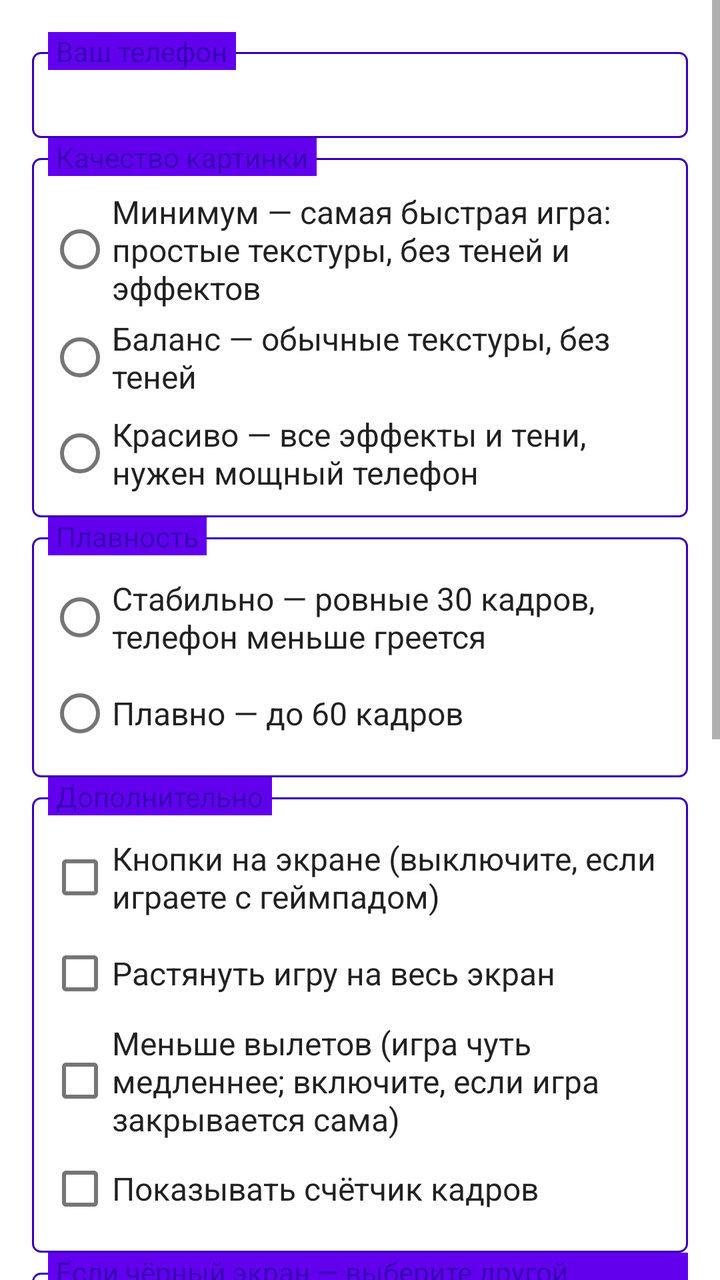
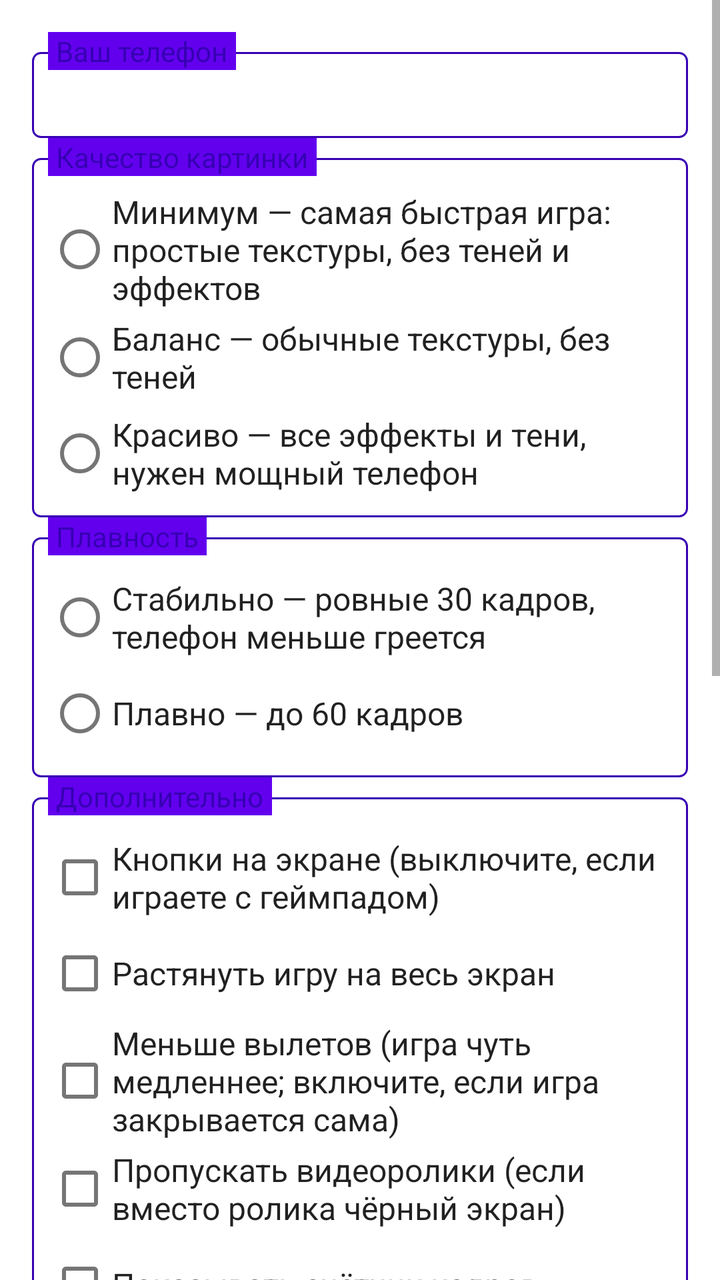

Compare the two renders of this Android layout. The source of the first and the diff that turns it into the second are given below.
<!-- AndroidManifest.xml: fallback theme Theme.MaterialComponents.DayNight.NoActionBar -->
<!-- res/layout/game_settings_fragment.xml -->
<?xml version="1.0" encoding="utf-8"?>
<ScrollView xmlns:android="http://schemas.android.com/apk/res/android"
    android:layout_width="match_parent"
    android:layout_height="match_parent">

    <LinearLayout
        android:layout_width="match_parent"
        android:layout_height="wrap_content"
        android:orientation="vertical"
        android:padding="16dp">

        <FrameLayout
            android:layout_width="match_parent"
            android:layout_height="wrap_content">

            <LinearLayout style="@style/FieldSet">
                <TextView
                    android:id="@+id/TVDeviceInfo"
                    android:layout_width="match_parent"
                    android:layout_height="wrap_content"
                    android:lineSpacingExtra="2dp" />
            </LinearLayout>

            <TextView
                style="@style/FieldSetLabel"
                android:text="@string/gs_your_phone" />
        </FrameLayout>

        <FrameLayout
            android:layout_width="match_parent"
            android:layout_height="wrap_content">

            <LinearLayout style="@style/FieldSet">
                <RadioGroup
                    android:id="@+id/RGQuality"
                    android:layout_width="match_parent"
                    android:layout_height="wrap_content">

                    <RadioButton
                        android:id="@+id/RBQualityFast"
                        style="@style/RadioButton"
                        android:layout_width="match_parent"
                        android:layout_height="wrap_content"
                        android:text="@string/gs_quality_fast" />

                    <RadioButton
                        android:id="@+id/RBQualityBalanced"
                        style="@style/RadioButton"
                        android:layout_width="match_parent"
                        android:layout_height="wrap_content"
                        android:text="@string/gs_quality_balanced" />

                    <RadioButton
                        android:id="@+id/RBQualityBeautiful"
                        style="@style/RadioButton"
                        android:layout_width="match_parent"
                        android:layout_height="wrap_content"
                        android:text="@string/gs_quality_beautiful" />
                </RadioGroup>
            </LinearLayout>

            <TextView
                style="@style/FieldSetLabel"
                android:text="@string/gs_quality" />
        </FrameLayout>

        <FrameLayout
            android:layout_width="match_parent"
            android:layout_height="wrap_content">

            <LinearLayout style="@style/FieldSet">
                <RadioGroup
                    android:id="@+id/RGFPS"
                    android:layout_width="match_parent"
                    android:layout_height="wrap_content">

                    <RadioButton
                        android:id="@+id/RBFPS30"
                        style="@style/RadioButton"
                        android:layout_width="match_parent"
                        android:layout_height="wrap_content"
                        android:text="@string/gs_fps_30" />

                    <RadioButton
                        android:id="@+id/RBFPS60"
                        style="@style/RadioButton"
                        android:layout_width="match_parent"
                        android:layout_height="wrap_content"
                        android:text="@string/gs_fps_60" />
                </RadioGroup>
            </LinearLayout>

            <TextView
                style="@style/FieldSetLabel"
                android:text="@string/gs_smoothness" />
        </FrameLayout>

        <FrameLayout
            android:layout_width="match_parent"
            android:layout_height="wrap_content">

            <LinearLayout style="@style/FieldSet">
                <CheckBox
                    android:id="@+id/CBTouchControls"
                    style="@style/CheckBox"
                    android:layout_width="match_parent"
                    android:layout_height="wrap_content"
                    android:text="@string/gs_touch_controls" />

                <CheckBox
                    android:id="@+id/CBFullscreen"
                    style="@style/CheckBox"
                    android:layout_width="match_parent"
                    android:layout_height="wrap_content"
                    android:text="@string/gs_fullscreen" />

                <CheckBox
                    android:id="@+id/CBFewerCrashes"
                    style="@style/CheckBox"
                    android:layout_width="match_parent"
                    android:layout_height="wrap_content"
                    android:text="@string/gs_fewer_crashes" />

                <CheckBox
                    android:id="@+id/CBShowFPS"
                    style="@style/CheckBox"
                    android:layout_width="match_parent"
                    android:layout_height="wrap_content"
                    android:text="@string/gs_show_fps" />
            </LinearLayout>

            <TextView
                style="@style/FieldSetLabel"
                android:text="@string/gs_extra" />
        </FrameLayout>

        <FrameLayout
            android:layout_width="match_parent"
            android:layout_height="wrap_content">

            <LinearLayout style="@style/FieldSet">
                <RadioGroup
                    android:id="@+id/RGGraphics"
                    android:layout_width="match_parent"
                    android:layout_height="wrap_content">

                    <RadioButton
                        android:id="@+id/RBGraphics1"
                        style="@style/RadioButton"
                        android:layout_width="match_parent"
                        android:layout_height="wrap_content"
                        android:text="@string/gs_graphics_1" />

                    <RadioButton
                        android:id="@+id/RBGraphics2"
                        style="@style/RadioButton"
                        android:layout_width="match_parent"
                        android:layout_height="wrap_content"
                        android:text="@string/gs_graphics_2" />

                    <RadioButton
                        android:id="@+id/RBGraphics3"
                        style="@style/RadioButton"
                        android:layout_width="match_parent"
                        android:layout_height="wrap_content"
                        android:text="@string/gs_graphics_3" />

                    <RadioButton
                        android:id="@+id/RBGraphics4"
                        style="@style/RadioButton"
                        android:layout_width="match_parent"
                        android:layout_height="wrap_content"
                        android:text="@string/gs_graphics_4" />
                </RadioGroup>
            </LinearLayout>

            <TextView
                style="@style/FieldSetLabel"
                android:text="@string/gs_graphics" />
        </FrameLayout>

        <TextView
            android:layout_width="match_parent"
            android:layout_height="wrap_content"
            android:layout_marginTop="4dp"
            android:text="@string/gs_settings_hint" />

        <Button
            android:id="@+id/BTPlay"
            style="@style/ButtonPositive"
            android:layout_width="match_parent"
            android:layout_height="wrap_content"
            android:layout_marginTop="8dp"
            android:text="@string/gs_save_and_play" />

        <Button
            android:id="@+id/BTAuto"
            style="@style/ButtonNeutral"
            android:layout_width="match_parent"
            android:layout_height="wrap_content"
            android:layout_marginTop="8dp"
            android:text="@string/gs_auto" />

        <Button
            android:id="@+id/BTAdvanced"
            style="@style/ButtonNeutral"
            android:layout_width="match_parent"
            android:layout_height="wrap_content"
            android:layout_marginTop="24dp"
            android:text="@string/gs_advanced" />
    </LinearLayout>
</ScrollView>
<!-- resources referenced by this layout -->
<resources>
  <string name="gs_advanced">Расширенные настройки (для опытных)</string>
  <string name="gs_auto">Подобрать автоматически</string>
  <string name="gs_extra">Дополнительно</string>
  <string name="gs_fewer_crashes">Меньше вылетов (игра чуть медленнее; включите, если игра закрывается сама)</string>
  <string name="gs_fps_30">Стабильно — ровные 30 кадров, телефон меньше греется</string>
  <string name="gs_fps_60">Плавно — до 60 кадров</string>
  <string name="gs_fullscreen">Растянуть игру на весь экран</string>
  <string name="gs_graphics">Если чёрный экран — выберите другой вариант</string>
  <string name="gs_graphics_1">Вариант 1 — обычный (рекомендуем)</string>
  <string name="gs_graphics_2">Вариант 2 — другая версия графики</string>
  <string name="gs_graphics_3">Вариант 3 — родной драйвер телефона</string>
  <string name="gs_graphics_4">Вариант 4 — совместимый (медленнее)</string>
  <string name="gs_quality">Качество картинки</string>
  <string name="gs_quality_balanced">Баланс — обычные текстуры, без теней</string>
  <string name="gs_quality_beautiful">Красиво — все эффекты и тени, нужен мощный телефон</string>
  <string name="gs_quality_fast">Минимум — самая быстрая игра: простые текстуры, без теней и эффектов</string>
  <string name="gs_save_and_play">Сохранить и играть</string>
  <string name="gs_settings_hint">Игра запускается сразу с иконки приложения. Чтобы открыть эти настройки, зажмите иконку приложения и выберите «Настройки игры».</string>
  <string name="gs_show_fps">Показывать счётчик кадров</string>
  <string name="gs_smoothness">Плавность</string>
  <string name="gs_touch_controls">Кнопки на экране (выключите, если играете с геймпадом)</string>
  <string name="gs_your_phone">Ваш телефон</string>
  <style name="ButtonNeutral" parent="BaseButton">
          <item name="android:background">@drawable/button_neutral</item>
          <item name="android:textColor">#ffffff</item>
      </style>
  <style name="ButtonPositive" parent="BaseButton">
          <item name="android:background">@drawable/button_positive</item>
          <item name="android:textColor">#ffffff</item>
      </style>
  <style name="CheckBox" parent="@android:style/Widget.CompoundButton.CheckBox">
          <item name="android:textSize">16sp</item>
          <item name="android:textColor">?attr/colorPrimaryText</item>
      </style>
  <style name="RadioButton" parent="@android:style/Widget.CompoundButton.RadioButton">
          <item name="android:textSize">16sp</item>
          <item name="android:textColor">?attr/colorPrimaryText</item>
          <item name="android:paddingRight">8dp</item>
      </style>
  <!-- drawable button_neutral (drawable) -->
  <?xml version="1.0" encoding="utf-8"?>
  <selector xmlns:android="http://schemas.android.com/apk/res/android" >
      <item android:state_pressed="true" android:drawable="@drawable/button_neutral_pressed" />
      <item android:state_focused="true" android:drawable="@drawable/button_neutral_normal" />
      <item android:drawable="@drawable/button_neutral_normal" />
  </selector>
  <!-- drawable button_positive (drawable) -->
  <?xml version="1.0" encoding="utf-8"?>
  <selector xmlns:android="http://schemas.android.com/apk/res/android" >
      <item android:state_pressed="true" android:drawable="@drawable/button_positive_pressed" />
      <item android:state_focused="true" android:drawable="@drawable/button_positive_normal" />
      <item android:drawable="@drawable/button_positive_normal" />
  </selector>
  <!-- drawable bordered_panel (drawable) -->
  <?xml version="1.0" encoding="utf-8"?>
  <shape xmlns:android="http://schemas.android.com/apk/res/android"
      android:shape="rectangle">
      <corners android:radius="4dp" />
      <stroke android:width="1dp" android:color="?attr/colorPrimaryVariant" />
  </shape>
  <!-- unchanged entries left out for length: 7 -->
</resources>

<!-- the commit's change to res/layout/game_settings_fragment.xml (unified diff, before → after) -->
@@ -122,6 +122,13 @@
                     android:text="@string/gs_fewer_crashes" />
 
                 <CheckBox
+                    android:id="@+id/CBSkipVideos"
+                    style="@style/CheckBox"
+                    android:layout_width="match_parent"
+                    android:layout_height="wrap_content"
+                    android:text="@string/gs_skip_videos" />
+
+                <CheckBox
                     android:id="@+id/CBShowFPS"
                     style="@style/CheckBox"
                     android:layout_width="match_parent"
@@ -200,6 +207,14 @@
             android:layout_height="wrap_content"
             android:layout_marginTop="8dp"
             android:text="@string/gs_auto" />
+
+        <Button
+            android:id="@+id/BTReport"
+            style="@style/ButtonNeutral"
+            android:layout_width="match_parent"
+            android:layout_height="wrap_content"
+            android:layout_marginTop="8dp"
+            android:text="@string/gs_report" />
 
         <Button
             android:id="@+id/BTAdvanced"
<!-- resource entries referenced after the edit -->
@@ -16,9 +16,11 @@
   <string name="gs_quality_balanced">Баланс — обычные текстуры, без теней</string>
   <string name="gs_quality_beautiful">Красиво — все эффекты и тени, нужен мощный телефон</string>
   <string name="gs_quality_fast">Минимум — самая быстрая игра: простые текстуры, без теней и эффектов</string>
+  <string name="gs_report">Отчёт об ошибке</string>
   <string name="gs_save_and_play">Сохранить и играть</string>
   <string name="gs_settings_hint">Игра запускается сразу с иконки приложения. Чтобы открыть эти настройки, зажмите иконку приложения и выберите «Настройки игры».</string>
   <string name="gs_show_fps">Показывать счётчик кадров</string>
+  <string name="gs_skip_videos">Пропускать видеоролики (если вместо ролика чёрный экран)</string>
   <string name="gs_smoothness">Плавность</string>
   <string name="gs_touch_controls">Кнопки на экране (выключите, если играете с геймпадом)</string>
   <string name="gs_your_phone">Ваш телефон</string>
